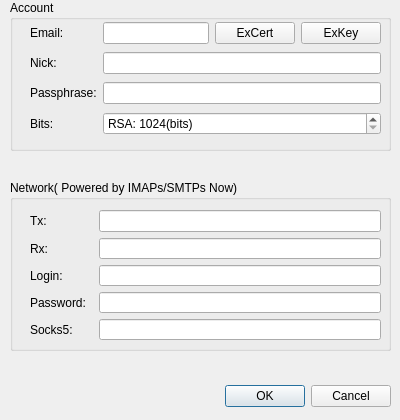
This is qt/optiondialog.ui in bitbaba/bitmail as Qt 5 draws it before an edit. The edited form follows.
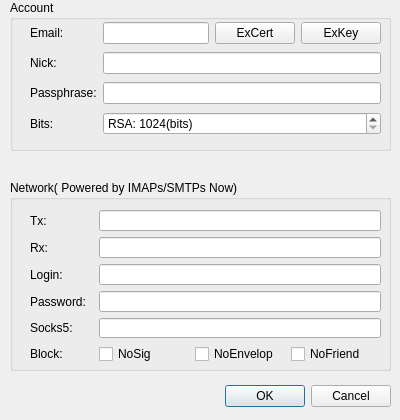
This is the edited form.

Commit message: qt: 1, update locals; 2; add block policy; 3, modify login GUI;

The edit to the form file:
```diff
--- a/qt/optiondialog.ui
+++ b/qt/optiondialog.ui
@@ -169,7 +169,7 @@
      <x>10</x>
      <y>180</y>
      <width>381</width>
-     <height>171</height>
+     <height>191</height>
     </rect>
    </property>
    <property name="title">
@@ -181,7 +181,7 @@
       <x>20</x>
       <y>30</y>
       <width>351</width>
-      <height>130</height>
+      <height>154</height>
      </rect>
     </property>
     <layout class="QGridLayout" name="gridLayout_3">
@@ -269,6 +269,38 @@
        </property>
       </widget>
      </item>
+     <item row="5" column="0">
+      <widget class="QLabel" name="label">
+       <property name="text">
+        <string>Block:</string>
+       </property>
+      </widget>
+     </item>
+     <item row="5" column="1">
+      <layout class="QHBoxLayout" name="horizontalLayout_5">
+       <item>
+        <widget class="QCheckBox" name="cbNoSig">
+         <property name="text">
+          <string>NoSig</string>
+         </property>
+        </widget>
+       </item>
+       <item>
+        <widget class="QCheckBox" name="cbNoEnvelop">
+         <property name="text">
+          <string>NoEnvelop</string>
+         </property>
+        </widget>
+       </item>
+       <item>
+        <widget class="QCheckBox" name="cbNoFriend">
+         <property name="text">
+          <string>NoFriend</string>
+         </property>
+        </widget>
+       </item>
+      </layout>
+     </item>
     </layout>
    </widget>
   </widget>
```
Left out of the diff: 28 changed lines with no effect on the pictures. The commit also changes 12 other files.
